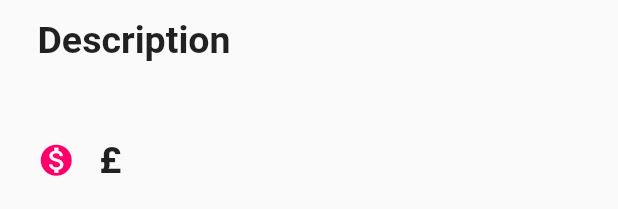
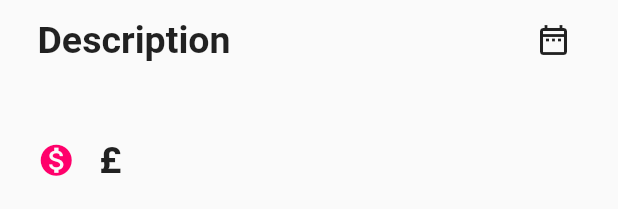
Before and after one commit to apachi1444/EventsOrganizerApplication, a Flutter app: the TextDescriptionProfessionalDetailPage widget shown alone on an empty page, opened directly with empty values, on a phone screen of 412 x 824 dp. Shown: the top 209 px of the screen. Run offline on Flutter 3.47's test engine with Material 2 defaults, Android fonts, the phone set to English and light mode, and no system bars; our stand-ins replace carousel_slider, cloud_firestore, curved_navigation_bar, email_validator, file_picker, firebase_auth and 8 more; accounts and stored records are empty.

Commit message:
adding the date of the post of the professional in the professional detail screen

```diff
--- a/lib/screens/guestPages/professional/ProfessionalDetailParts/textDescriptionProfessionalDetail.dart
+++ b/lib/screens/guestPages/professional/ProfessionalDetailParts/textDescriptionProfessionalDetail.dart
@@ -20,15 +20,19 @@ class TextDescriptionProfessionalDetailPage extends StatelessWidget {
         crossAxisAlignment: CrossAxisAlignment.start,
         children: [
           Row(
+            mainAxisAlignment: MainAxisAlignment.spaceBetween,
             children:  [
               const Text('Description',
                   style: TextStyle(
                     fontSize: 25,
                     fontWeight: FontWeight.bold,
                   )),
-              Container(
-
-              )
+              Row(children:  [
+                const Icon(Icons.date_range_outlined),
+                const SizedBox(width: 6),
+                Text(dateTime,
+                    style: const TextStyle(fontWeight: FontWeight.bold))
+              ])
             ],
           ),
           const SizedBox(height: 15),
```
